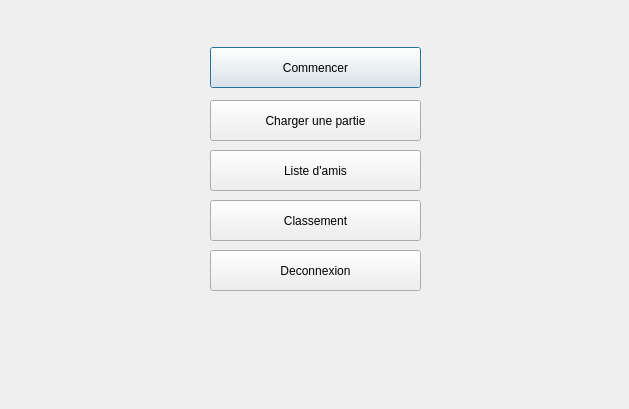
Qt form menuwindow.ui (wDenGit/Quoridor) before a commit.
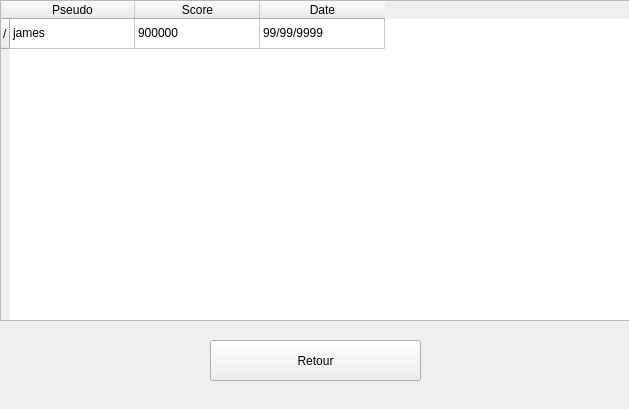
The same form after that commit. The open tabs and pages were chosen to show the change.

Commit message: V1.2.1: Ajout de ranking tab

```diff
--- a/menuwindow.ui
+++ b/menuwindow.ui
@@ -215,6 +215,69 @@
      </property>
     </widget>
    </widget>
+   <widget class="QWidget" name="ranking">
+    <widget class="QTableWidget" name="tableWidget">
+     <property name="geometry">
+      <rect>
+       <x>0</x>
+       <y>0</y>
+       <width>631</width>
+       <height>321</height>
+      </rect>
+     </property>
+     <attribute name="horizontalHeaderDefaultSectionSize">
+      <number>125</number>
+     </attribute>
+     <row>
+      <property name="text">
+       <string>/</string>
+      </property>
+     </row>
+     <column>
+      <property name="text">
+       <string>Pseudo</string>
+      </property>
+     </column>
+     <column>
+      <property name="text">
+       <string>Score</string>
+      </property>
+     </column>
+     <column>
+      <property name="text">
+       <string>Date</string>
+      </property>
+     </column>
+     <item row="0" column="0">
+      <property name="text">
+       <string>james</string>
+      </property>
+     </item>
+     <item row="0" column="1">
+      <property name="text">
+       <string>900000</string>
+      </property>
+     </item>
+     <item row="0" column="2">
+      <property name="text">
+       <string>99/99/9999</string>
+      </property>
+     </item>
+    </widget>
+    <widget class="QPushButton" name="pushButton_rank_retour">
+     <property name="geometry">
+      <rect>
+       <x>210</x>
+       <y>340</y>
+       <width>211</width>
+       <height>41</height>
+      </rect>
+     </property>
+     <property name="text">
+      <string>Retour</string>
+     </property>
+    </widget>
+   </widget>
   </widget>
  </widget>
  <resources/>
```
The commit also changes 5 other files.
